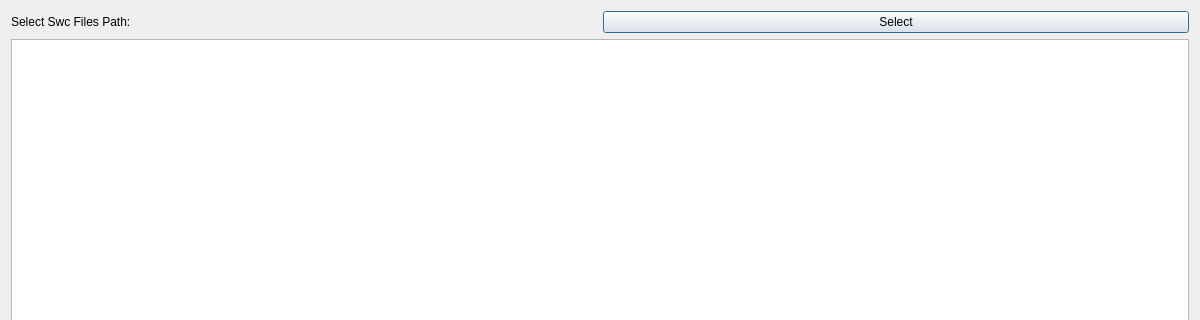
Before: the Qt Designer form src/SwcManagerClient/src/ui/viewimportswcfromfile.ui in kiraYuukiAsuna/GoMongoDb, drawn with Qt 5; both pictures show x 0 to 1200 and y 0 to 320 of the 1200 by 600 pixel window.
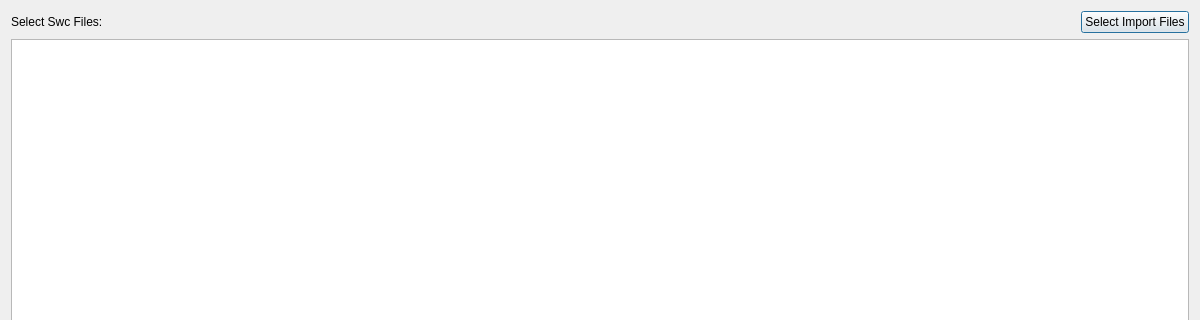
After: the same form once the commit is applied.

```diff
--- a/src/SwcManagerClient/src/ui/viewimportswcfromfile.ui
+++ b/src/SwcManagerClient/src/ui/viewimportswcfromfile.ui
@@ -21,14 +21,27 @@
        <item>
         <widget class="QLabel" name="label">
          <property name="text">
-          <string>Select Swc Files Path:</string>
+          <string>Select Swc Files:</string>
          </property>
         </widget>
        </item>
+       <item>
+        <spacer name="horizontalSpacer_2">
+         <property name="orientation">
+          <enum>Qt::Horizontal</enum>
+         </property>
+         <property name="sizeHint" stdset="0">
+          <size>
+           <width>40</width>
+           <height>20</height>
+          </size>
+         </property>
+        </spacer>
+       </item>
        <item>
         <widget class="QPushButton" name="SelectBtn">
          <property name="text">
-          <string>Select</string>
+          <string>Select Import Files</string>
          </property>
         </widget>
        </item>
```
